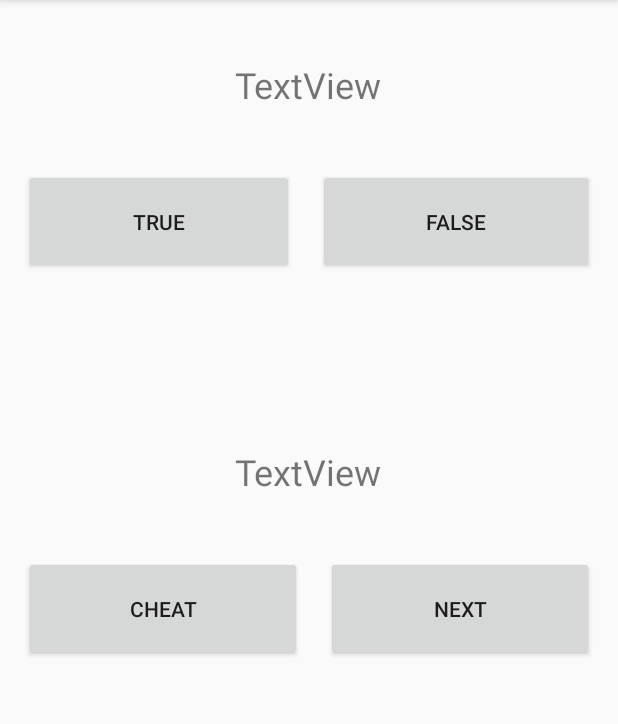
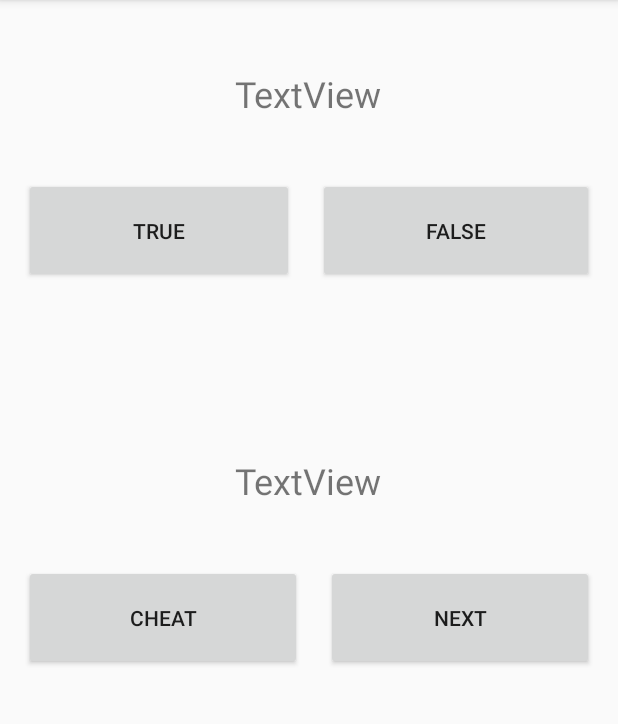
Before and after one commit to Pcasteres/Quiz, an Android app: the screen it shows after launch (MainActivity), on a phone screen of 412 x 824 dp, the part 84-808 px from its top. Run offline under Robolectric (Android 15) with nearby library versions, the phone set to English and light mode, and no system bars.

Commit message:
Corrigiendo errores

```diff
--- a/app/src/main/res/layout/activity_main.xml
+++ b/app/src/main/res/layout/activity_main.xml
@@ -9,7 +9,7 @@
 
     <Space
         android:layout_width="match_parent"
-        android:layout_height="40dp" />
+        android:layout_height="46dp" />
 
     <TextView
         android:id="@+id/questionText"
```
Also changed, not shown: app/src/main/java/es/hotmail/pcasteres/quiz/MainActivity.java (+11 -6 lines).
